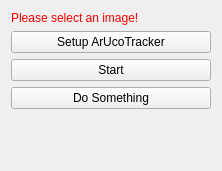
First picture: the form in Plugins/org.mitk.gui.qt.aruco/src/internal/ArucoTestViewControls.ui, repository ivowolf/MITK, before the edit.
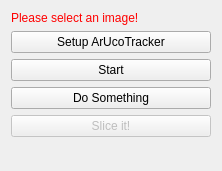
Second picture: the form after the edit.

Commit message: added a getSlice method for slicing the ct, which will be our plane from the registration

What changed in the file:
```diff
--- a/Plugins/org.mitk.gui.qt.aruco/src/internal/ArucoTestViewControls.ui
+++ b/Plugins/org.mitk.gui.qt.aruco/src/internal/ArucoTestViewControls.ui
@@ -54,6 +54,16 @@
      </property>
     </widget>
    </item>
+   <item>
+    <widget class="QPushButton" name="btnSlice">
+     <property name="enabled">
+      <bool>false</bool>
+     </property>
+     <property name="text">
+      <string>Slice it!</string>
+     </property>
+    </widget>
+   </item>
    <item>
     <spacer name="spacer1">
      <property name="orientation">
```
The commit also changes 6 other files.
